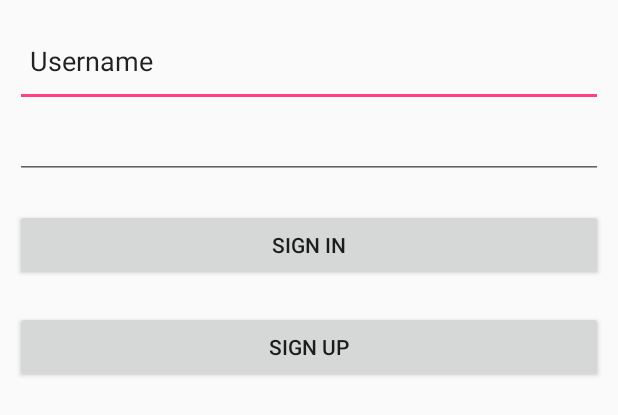
After one commit to NoahKinslow/AndroidTicketToRideApp, an Android app: the layout activity_authentication.xml on its own in the app's theme, with its tools: preview values and no code run, on a phone screen of 412 x 824 dp. The commit adds this screen. Shown: the top 415 px of the screen. Run offline under Robolectric (Android 15) with nearby library versions, the phone set to English and light mode, and no system bars.

Commit message:
Added basic UI for Sign in And Sign Up

```diff
--- /dev/null
+++ b/app/src/main/res/layout/activity_authentication.xml
@@ -0,0 +1,38 @@
+<?xml version="1.0" encoding="utf-8"?>
+<LinearLayout xmlns:android="http://schemas.android.com/apk/res/android"
+    android:orientation="vertical" android:layout_width="match_parent"
+    android:layout_height="match_parent"
+    android:weightSum="1">
+
+    <EditText
+        android:id="@+id/usernameText"
+        android:layout_width="match_parent"
+        android:layout_height="wrap_content"
+        android:layout_margin="10dp"
+        android:layout_weight="0.03"
+        android:padding="10dp"
+        android:text="Username" />
+
+    <EditText
+        android:id="@+id/passwordText"
+        android:layout_width="match_parent"
+        android:layout_height="28dp"
+        android:layout_margin="10dp"
+        android:ems="10"
+        android:inputType="textPassword"
+        android:text="Password" />
+
+    <Button
+        android:id="@+id/signInButton"
+        android:layout_width="match_parent"
+        android:layout_height="wrap_content"
+        android:layout_margin="10dp"
+        android:text="Sign In" />
+
+    <Button
+        android:id="@+id/signUpButton"
+        android:layout_width="match_parent"
+        android:layout_height="wrap_content"
+        android:layout_margin="10dp"
+        android:text="Sign Up" />
+</LinearLayout>
```
Also changed, not shown: app/src/main/java/tewesday/androidtickettorideapp/AuthenticationActivity.java (+26 -99 lines).
